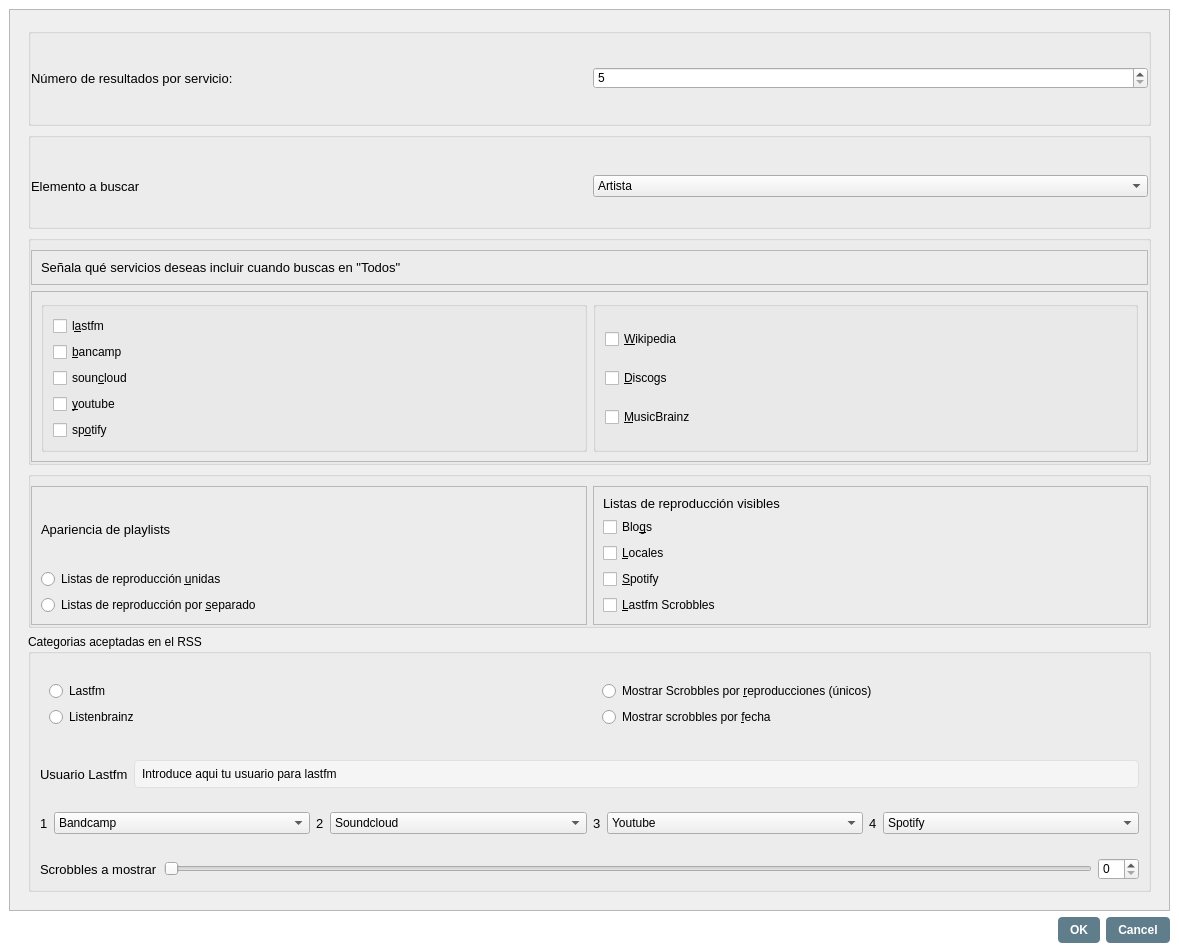
Old version of the form ui/url_playlist_advanced_settings_dialog.ui in the repository volteret4/mfuz.
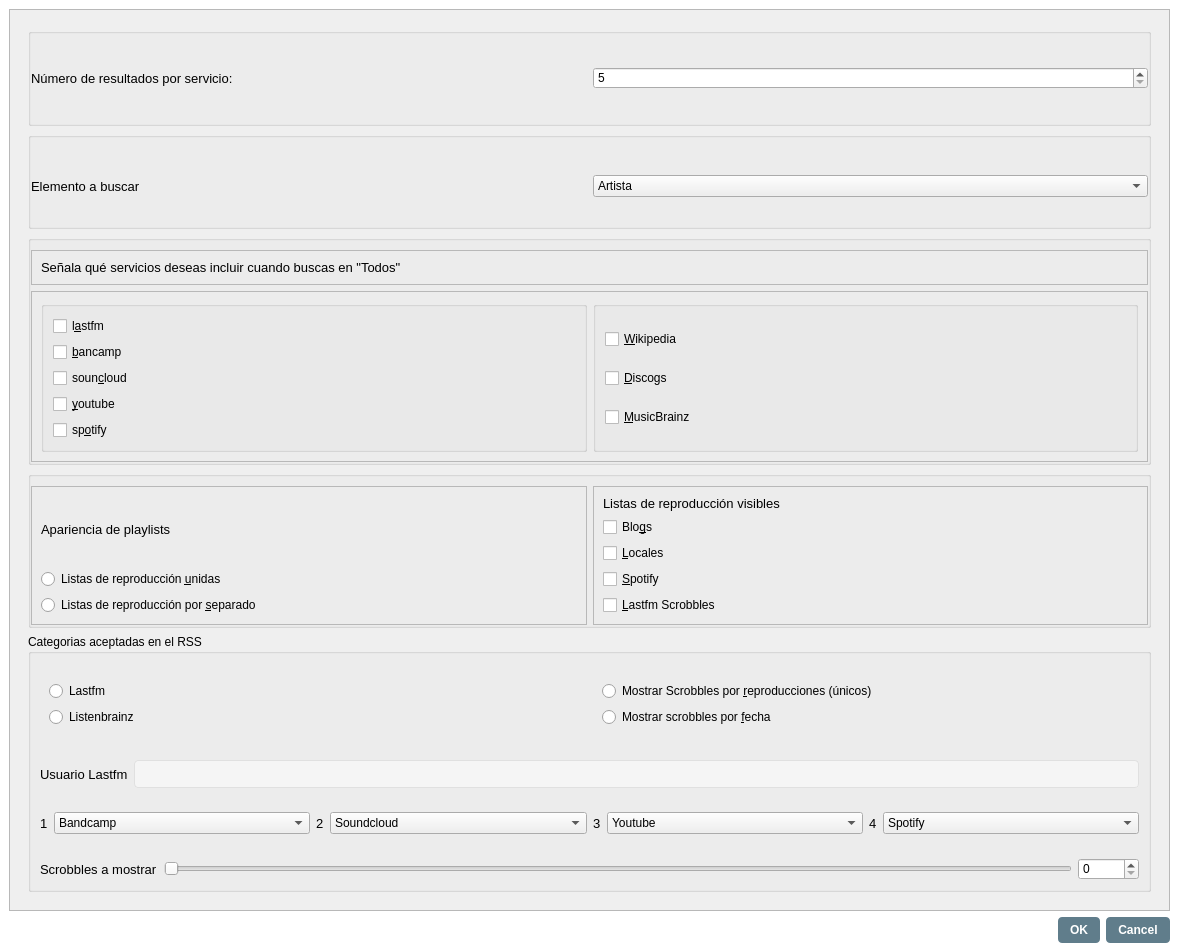
New version of the form. Icons and pictures are not drawn.

Diff of the .ui file:
```diff
--- a/ui/url_playlist_advanced_settings_dialog.ui
+++ b/ui/url_playlist_advanced_settings_dialog.ui
@@ -576,7 +576,7 @@
                    <item>
                     <widget class="QLineEdit" name="entrada_usuario">
                      <property name="text">
-                      <string>Introduce aqui tu usuario para lastfm</string>
+                      <string/>
                      </property>
                     </widget>
                    </item>
@@ -840,7 +840,11 @@
                     </widget>
                    </item>
                    <item>
-                    <widget class="QSpinBox" name="scrobblers_spinBox"/>
+                    <widget class="QSpinBox" name="scrobblers_spinBox">
+                     <property name="maximum">
+                      <number>10000</number>
+                     </property>
+                    </widget>
                    </item>
                   </layout>
                  </widget>
```
Left out of the diff: 4 changed lines with no effect on the pictures.
